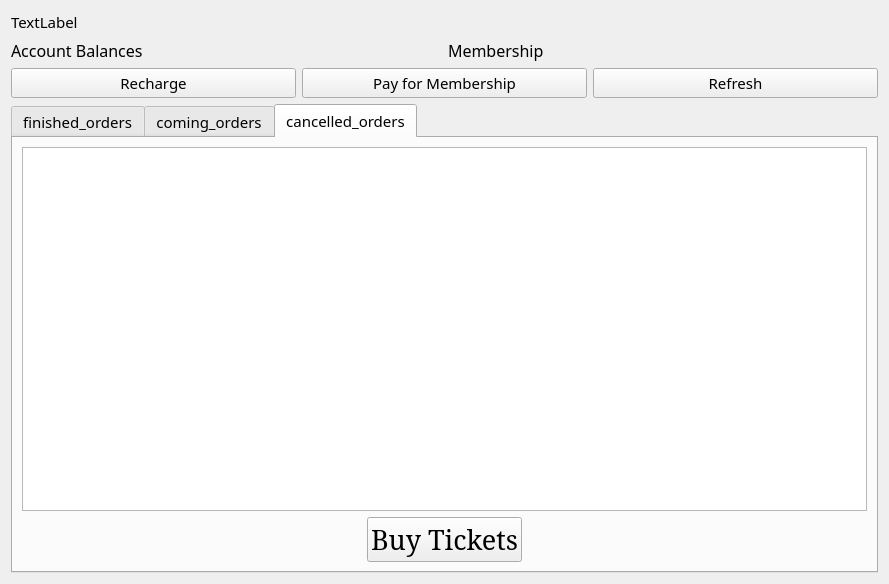
Above: account_and_orders.ui from Aloereed/Flightman_Client_DATA130039 before the change. Below: the same form after it.
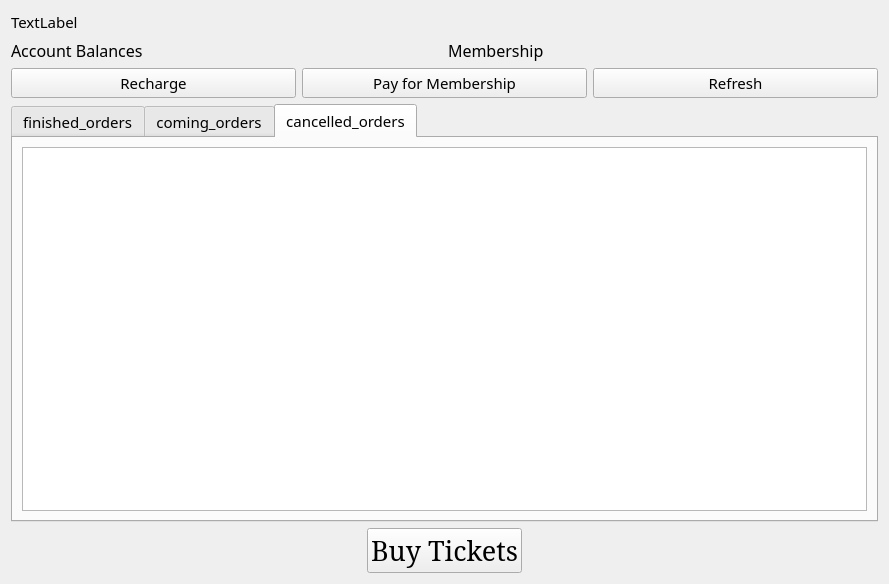
That is the form after the change.

```diff
--- a/account_and_orders.ui
+++ b/account_and_orders.ui
@@ -85,7 +85,7 @@
      </item>
     </layout>
    </item>
-   <item row="4" column="0">
+   <item row="3" column="0">
     <widget class="QTabWidget" name="orders">
      <property name="currentIndex">
       <number>2</number>
@@ -118,7 +118,11 @@
        <item row="0" column="0">
         <widget class="QTableView" name="cancelled_tableView"/>
        </item>
-       <item row="1" column="0">
+      </layout>
+     </widget>
+    </widget>
+   </item>
+   <item row="4" column="0">
         <layout class="QHBoxLayout" name="horizontalLayout_3">
          <item>
           <spacer name="horizontalSpacer_2">
@@ -160,10 +164,6 @@
           </spacer>
          </item>
         </layout>
-       </item>
-      </layout>
-     </widget>
-    </widget>
    </item>
   </layout>
  </widget>
```
Lines whose indentation alone changed are shown as unchanged.
